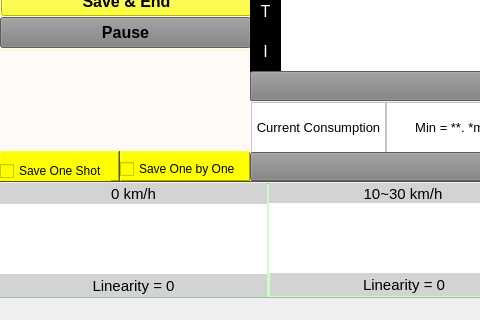
QCL-PKNU/EPS-Monitoring, file deps_standalone/res/deps_new_2.ui: the form before one commit; both pictures show x 0 to 480 and y 87 to 407 of the 792 by 407 pixel window.
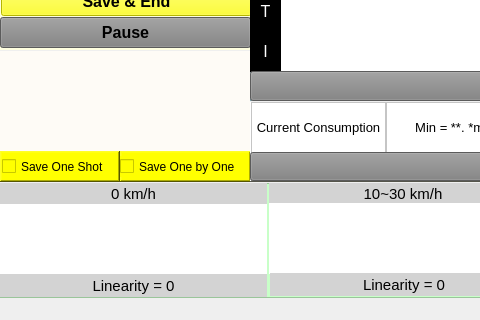
The form after the commit. Custom widgets are drawn as their Qt base class.

Commit message: fix save thermal image

The edit to the form file:
```diff
--- a/deps_standalone/res/deps_new_2.ui
+++ b/deps_standalone/res/deps_new_2.ui
@@ -343,10 +343,10 @@
      </property>
      <property name="geometry">
       <rect>
-       <x>0</x>
-       <y>110</y>
+       <x>2</x>
+       <y>105</y>
        <width>111</width>
-       <height>20</height>
+       <height>21</height>
       </rect>
      </property>
      <property name="font">
@@ -410,9 +410,9 @@
      <property name="geometry">
       <rect>
        <x>120</x>
-       <y>110</y>
+       <y>105</y>
        <width>121</width>
-       <height>16</height>
+       <height>21</height>
       </rect>
      </property>
      <property name="font">
```
The commit also changes 1 other file.
